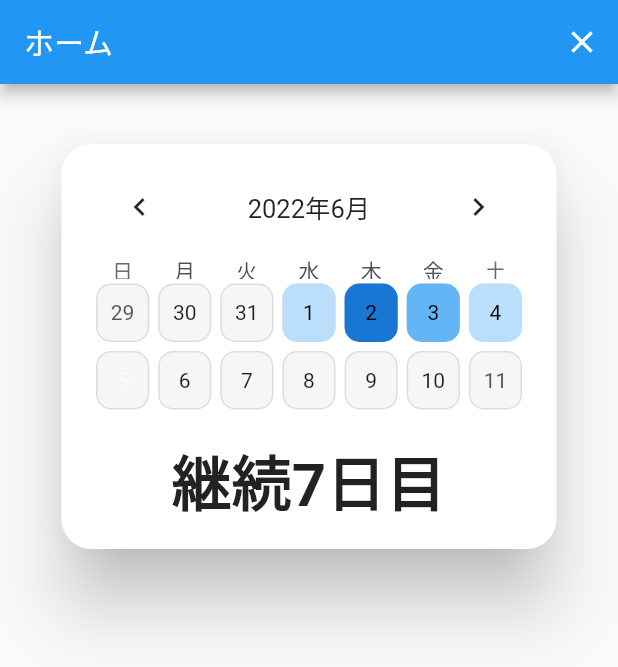
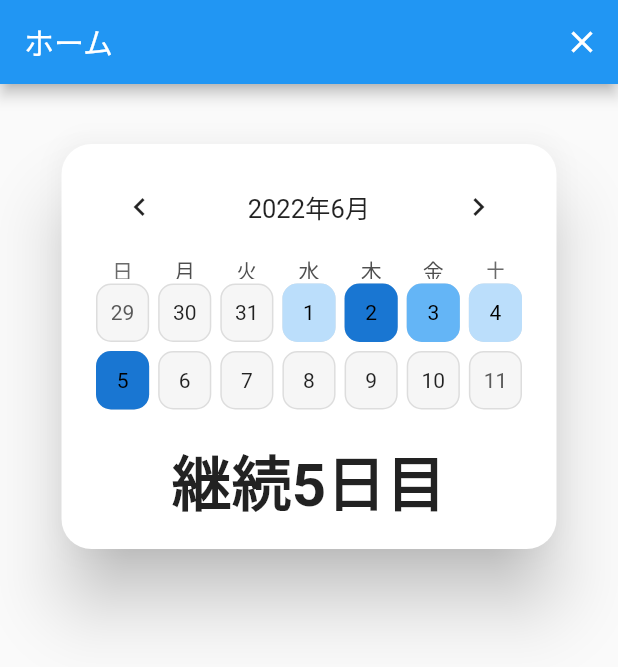
Before and after one commit to Mimimi-d/my-first-app, a Flutter app: the HomePage screen opened directly, on a phone screen of 412 x 824 dp. Shown: the top 667 px of the screen. Run offline on Flutter 3.47's test engine with Material 2 defaults, Android fonts, the phone set to English and light mode, and no system bars; drawn by our look-alikes of table_calendar; our stand-ins replace cloud_firestore, firebase_auth, firebase_core, flutter_riverpod; missing offline and left inert: flutter_ringtone_player; accounts and stored records are empty.

Commit message:
add list data

```diff
--- a/lib/ui/calendar/calendar_card.dart
+++ b/lib/ui/calendar/calendar_card.dart
@@ -1,11 +1,7 @@
 import 'dart:collection';
-
 import 'package:flutter/material.dart';
 import 'package:table_calendar/table_calendar.dart';
-import 'package:intl/intl.dart';
 import 'package:intl/date_symbol_data_local.dart';
-import 'package:intl/date_symbol_data_local.dart';
-import 'package:intl/intl.dart';
 
 class CalendarScreen extends StatefulWidget {
   @override
@@ -38,6 +34,7 @@ class _CalendarScreenState extends State<CalendarScreen> {
       DateTime(2022, 6, 2): [3000],
       DateTime(2022, 6, 3): [1000],
       DateTime(2022, 6, 4): [60],
+      DateTime(2022, 6, 5): [3360],
 
       // DateTime.now(): ['Event A7', 'Event B7', 'Event C7', 'Event D7'],
       // DateTime.now().add(Duration(days: 1)): [
@@ -286,7 +283,7 @@ class _CalendarScreenState extends State<CalendarScreen> {
                   height: 15,
                 ),
                 const Text(
-                  '継続7日目',
+                  '継続5日目',
                   style: TextStyle(fontSize: 40, fontWeight: FontWeight.bold),
                 )
               ],
```
Also changed, not shown: lib/ui/timer/timer_page.dart (+2 -12 lines).
